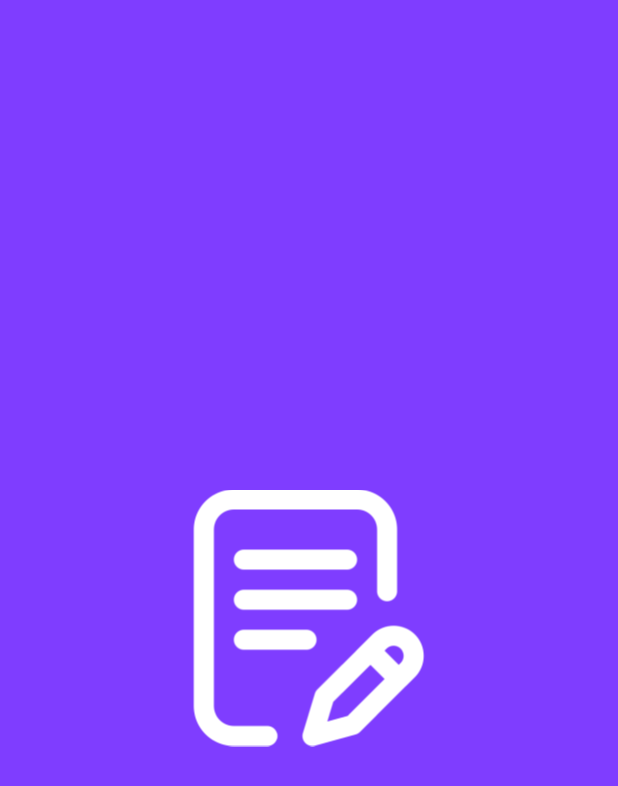
After one commit to mostafaemara/visual_notes, a Flutter app: the SplashPage screen opened by its route, on a phone screen of 412 x 824 dp. The commit adds this screen. Shown: the top 786 px of the screen. Run offline on Flutter 3.47's test engine with Material 2 defaults, Android fonts, the phone set to English and light mode, and no system bars; our stand-ins replace bloc, equatable, flutter_bloc, fluttertoast, freezed_annotation, get_it and 2 more; accounts and stored records are empty.

Commit message:
set up native splash screen  and change app title with app lancher icon for  android

```diff
--- a/lib/src/app.dart
+++ b/lib/src/app.dart
@@ -4,6 +4,7 @@ import 'package:visual_notes/src/ui/pages/edite_note/edite_note_page.dart';
 import 'package:visual_notes/src/ui/pages/home/home_page.dart';
 import 'package:visual_notes/src/ui/pages/new_note/new_note_page.dart';
 import 'package:visual_notes/src/ui/pages/note_details/note_details_page.dart';
+import 'package:visual_notes/src/ui/pages/splash/splash_page.dart';
 import 'package:visual_notes/src/ui/styles/themes.dart';
 
 import 'bloc/notes/notes_cubit.dart';
@@ -17,11 +18,12 @@ class MyApp extends StatelessWidget {
   @override
   Widget build(BuildContext context) {
     return BlocProvider(
-      create: (context) => NotesCubit()..init(),
+      create: (context) => NotesCubit(),
       child: MaterialApp(
         theme: AppTheme.lightTheme,
-        initialRoute: HomePage.routeName,
+        initialRoute: SplashPage.routeName,
         routes: {
+          SplashPage.routeName: (context) => const SplashPage(),
           HomePage.routeName: (context) => const HomePage(),
           NewNotePage.routeName: (context) => const NewNotePage(),
           EditeNotePage.routeName: (context) => const EditeNotePage(),
--- /dev/null
+++ b/lib/src/ui/pages/splash/splash_page.dart
@@ -0,0 +1,39 @@
+import 'package:flutter/material.dart';
+import 'package:flutter_bloc/flutter_bloc.dart';
+import 'package:provider/src/provider.dart';
+import 'package:visual_notes/src/bloc/notes/notes_cubit.dart';
+import 'package:visual_notes/src/ui/pages/home/home_page.dart';
+
+class SplashPage extends StatefulWidget {
+  const SplashPage({Key? key}) : super(key: key);
+
+  static const routeName = "/splash";
+
+  @override
+  _SplashPageState createState() => _SplashPageState();
+}
+
+class _SplashPageState extends State<SplashPage> {
+  @override
+  void didChangeDependencies() {
+    context.read<NotesCubit>().init();
+    super.didChangeDependencies();
+  }
+
+  @override
+  Widget build(BuildContext context) {
+    return BlocListener<NotesCubit, NotesState>(
+      child: Scaffold(
+        backgroundColor: Theme.of(context).colorScheme.primary,
+        body: Center(
+          child: Image.asset("assets/images/logo.png"),
+        ),
+      ),
+      listener: (context, state) {
+        if (!state.isLoading) {
+          Navigator.of(context).pushReplacementNamed(HomePage.routeName);
+        }
+      },
+    );
+  }
+}
```
Also changed, not shown: lib/src/ui/pages/home/home_page.dart (+3 -9 lines), assets/images/0.75x/logo.png (added), assets/images/1.5x/logo.png (added), assets/images/2.0x/logo.png (added), assets/images/3.0x/logo.png (added), assets/images/4.0x/logo.png (added), assets/images/logo.png (added), 15 other files.
